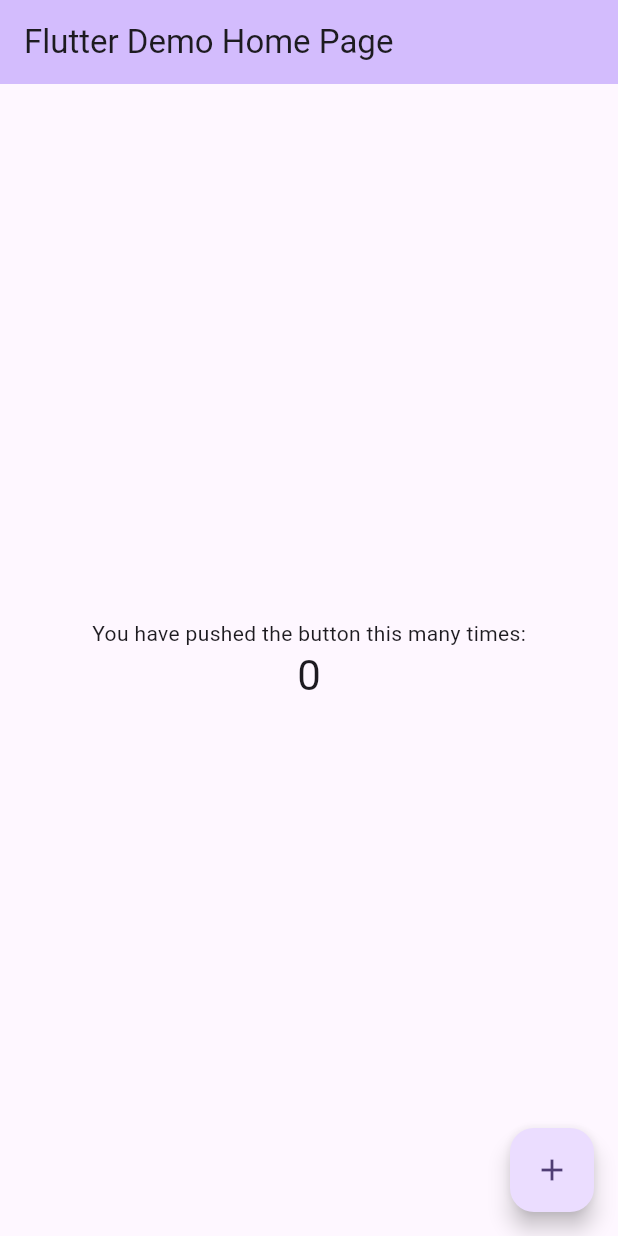
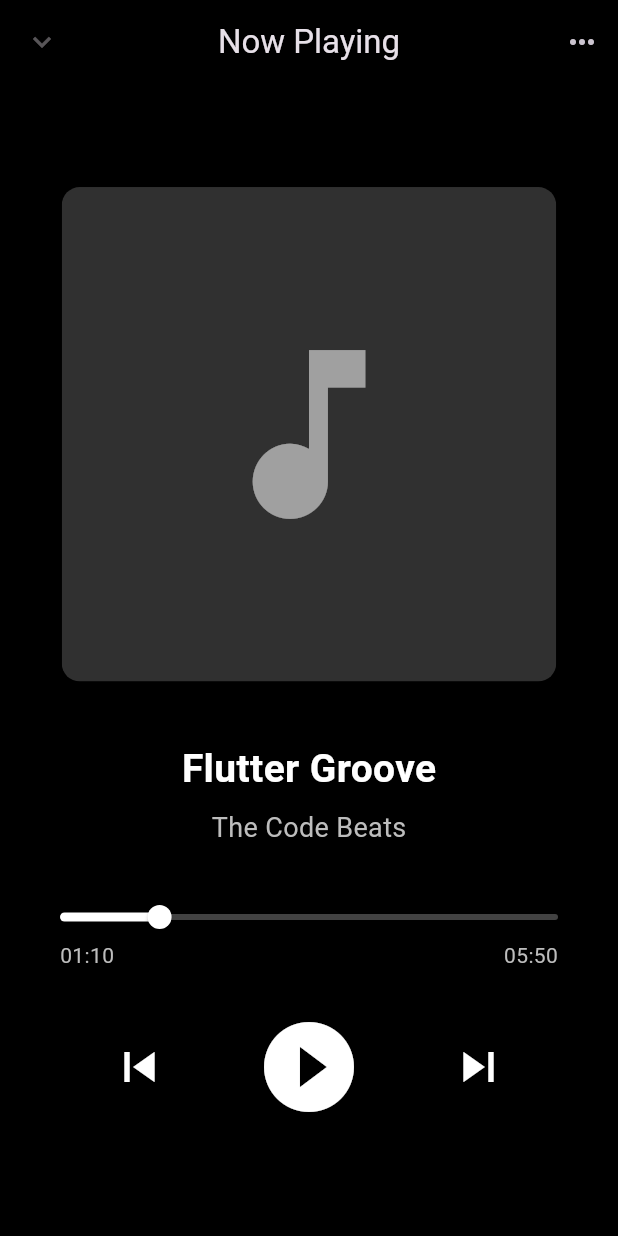
Before and after one commit to could-ai/019a5253-c18b-71f3-8ae3-446dd300bd0e, a Flutter app: the screen it shows after launch, on a phone screen of 412 x 824 dp. Run offline on Flutter 3.47's test engine with Material 3 defaults, Android fonts, the phone set to English and light mode, and no system bars.

Commit message:
I have created a visually appealing song player user interface. The previous counter application has been completely replaced with a new `SongScreen` that features a dark mode theme suitable for a music app.
Key changes include:
- **New `SongScreen` Widget**: A stateful widget has been implemented to manage the playback state, including whether a song is playing and the current progress.
- **UI Components**:
  - A placeholder for album art with a music note icon.
  - Text for the song title ("Flutter Groove") and artist ("The Code Beats").
  - A fully functional `Slider` for song progress, which updates as you drag it.
  - Timestamps that dynamically show the current progress and total duration.
  - Playback controls including previous, next, and a play/pause button that toggles its icon.
- **Styling**: The app now uses a dark theme. I've customized the slider's appearance and arranged the components in a clean, modern layout.
- **App Initialization**: The `main.dart` file has been updated to launch this new `SongScreen` as the home page of the application.

```diff
--- a/usr/lib/main.dart
+++ b/usr/lib/main.dart
@@ -7,114 +7,177 @@ void main() {
 class MyApp extends StatelessWidget {
   const MyApp({super.key});
 
-  // This widget is the root of your application.
   @override
   Widget build(BuildContext context) {
     return MaterialApp(
-      title: 'Flutter Demo',
+      title: 'Flutter Music Player',
       debugShowCheckedModeBanner: false,
-      theme: ThemeData(
-        // This is the theme of your application.
-        //
-        // TRY THIS: Try running your application with "flutter run". You'll see
-        // the application has a purple toolbar. Then, without quitting the app,
-        // try changing the seedColor in the colorScheme below to Colors.green
-        // and then invoke "hot reload" (save your changes or press the "hot
-        // reload" button in a Flutter-supported IDE, or press "r" if you used
-        // the command line to start the app).
-        //
-        // Notice that the counter didn't reset back to zero; the application
-        // state is not lost during the reload. To reset the state, use hot
-        // restart instead.
-        //
-        // This works for code too, not just values: Most code changes can be
-        // tested with just a hot reload.
-        colorScheme: ColorScheme.fromSeed(seedColor: Colors.deepPurple),
+      theme: ThemeData.dark().copyWith(
+        scaffoldBackgroundColor: Colors.black,
+        colorScheme: ColorScheme.fromSeed(
+          seedColor: Colors.deepPurple,
+          brightness: Brightness.dark,
+        ),
       ),
-      home: const MyHomePage(title: 'Flutter Demo Home Page'),
+      home: const SongScreen(),
     );
   }
 }
 
-class MyHomePage extends StatefulWidget {
-  const MyHomePage({super.key, required this.title});
-
-  // This widget is the home page of your application. It is stateful, meaning
-  // that it has a State object (defined below) that contains fields that affect
-  // how it looks.
-
-  // This class is the configuration for the state. It holds the values (in this
-  // case the title) provided by the parent (in this case the App widget) and
-  // used by the build method of the State. Fields in a Widget subclass are
-  // always marked "final".
-
-  final String title;
+class SongScreen extends StatefulWidget {
+  const SongScreen({super.key});
 
   @override
-  State<MyHomePage> createState() => _MyHomePageState();
+  State<SongScreen> createState() => _SongScreenState();
 }
 
-class _MyHomePageState extends State<MyHomePage> {
-  int _counter = 0;
+class _SongScreenState extends State<SongScreen> {
+  bool _isPlaying = false;
+  double _currentSliderValue = 20;
+  final double _maxSliderValue = 100;
 
-  void _incrementCounter() {
-    setState(() {
-      // This call to setState tells the Flutter framework that something has
-      // changed in this State, which causes it to rerun the build method below
-      // so that the display can reflect the updated values. If we changed
-      // _counter without calling setState(), then the build method would not be
-      // called again, and so nothing would appear to happen.
-      _counter++;
-    });
+  String _formatDuration(double value) {
+    final totalSeconds = (_maxSliderValue * 3.5).toInt(); // Example total duration 3:30
+    final currentSeconds = (value / _maxSliderValue * totalSeconds).toInt();
+    final minutes = currentSeconds ~/ 60;
+    final seconds = currentSeconds % 60;
+    return "${minutes.toString().padLeft(2, '0')}:${seconds.toString().padLeft(2, '0')}";
   }
 
   @override
   Widget build(BuildContext context) {
-    // This method is rerun every time setState is called, for instance as done
-    // by the _incrementCounter method above.
-    //
-    // The Flutter framework has been optimized to make rerunning build methods
-    // fast, so that you can just rebuild anything that needs updating rather
-    // than having to individually change instances of widgets.
     return Scaffold(
       appBar: AppBar(
-        // TRY THIS: Try changing the color here to a specific color (to
-        // Colors.amber, perhaps?) and trigger a hot reload to see the AppBar
-        // change color while the other colors stay the same.
-        backgroundColor: Theme.of(context).colorScheme.inversePrimary,
-        // Here we take the value from the MyHomePage object that was created by
-        // the App.build method, and use it to set our appbar title.
-        title: Text(widget.title),
+        backgroundColor: Colors.black,
+        elevation: 0,
+        title: const Text('Now Playing'),
+        centerTitle: true,
+        leading: const IconButton(
+          icon: Icon(Icons.keyboard_arrow_down),
+          onPressed: null,
+        ),
+        actions: [
+          IconButton(
+            icon: const Icon(Icons.more_horiz),
+            onPressed: () {},
+          ),
+        ],
       ),
-      body: Center(
-        // Center is a layout widget. It takes a single child and positions it
-        // in the middle of the parent.
+      body: Padding(
+        padding: const EdgeInsets.all(24.0),
         child: Column(
-          // Column is also a layout widget. It takes a list of children and
-          // arranges them vertically. By default, it sizes itself to fit its
-          // children horizontally, and tries to be as tall as its parent.
-          //
-          // Column has various properties to control how it sizes itself and
-          // how it positions its children. Here we use mainAxisAlignment to
-          // center the children vertically; the main axis here is the vertical
-          // axis because Columns are vertical (the cross axis would be
-          // horizontal).
-          //
-          // TRY THIS: Invoke "debug painting" (choose the "Toggle Debug Paint"
-          // action in the IDE, or press "p" in the console), to see the
-          // wireframe for each widget.
           mainAxisAlignment: MainAxisAlignment.center,
           children: <Widget>[
-            const Text('You have pushed the button this many times:'),
-            Text('$_counter', style: Theme.of(context).textTheme.headlineMedium),
+            // Album Art
+            ClipRRect(
+              borderRadius: BorderRadius.circular(12.0),
+              child: Container(
+                width: MediaQuery.of(context).size.width * 0.8,
+                height: MediaQuery.of(context).size.width * 0.8,
+                color: Colors.grey[850],
+                child: const Icon(
+                  Icons.music_note,
+                  color: Colors.white54,
+                  size: 150,
+                ),
+              ),
+            ),
+            const SizedBox(height: 40),
+
+            // Song Title and Artist
+            const Text(
+              'Flutter Groove',
+              style: TextStyle(
+                fontSize: 26,
+                fontWeight: FontWeight.bold,
+                color: Colors.white,
+              ),
+            ),
+            const SizedBox(height: 8),
+            Text(
+              'The Code Beats',
+              style: TextStyle(
+                fontSize: 18,
+                color: Colors.grey[400],
+              ),
+            ),
+            const SizedBox(height: 30),
+
+            // Progress Slider
+            SliderTheme(
+              data: SliderTheme.of(context).copyWith(
+                trackHeight: 4.0,
+                thumbShape: const RoundSliderThumbShape(enabledThumbRadius: 8.0),
+                overlayShape: const RoundSliderOverlayShape(overlayRadius: 16.0),
+              ),
+              child: Slider(
+                value: _currentSliderValue,
+                min: 0,
+                max: _maxSliderValue,
+                activeColor: Colors.white,
+                inactiveColor: Colors.grey.shade800,
+                onChanged: (value) {
+                  setState(() {
+                    _currentSliderValue = value;
+                  });
+                },
+              ),
+            ),
+
+            // Timestamps
+            Padding(
+              padding: const EdgeInsets.symmetric(horizontal: 16.0),
+              child: Row(
+                mainAxisAlignment: MainAxisAlignment.spaceBetween,
+                children: [
+                  Text(
+                    _formatDuration(_currentSliderValue),
+                    style: TextStyle(color: Colors.grey[400]),
+                  ),
+                  Text(
+                    _formatDuration(_maxSliderValue),
+                    style: TextStyle(color: Colors.grey[400]),
+                  ),
+                ],
+              ),
+            ),
+            const SizedBox(height: 20),
+
+            // Playback Controls
+            Row(
+              mainAxisAlignment: MainAxisAlignment.spaceEvenly,
+              children: <Widget>[
+                IconButton(
+                  icon: const Icon(Icons.skip_previous),
+                  iconSize: 40,
+                  color: Colors.white,
+                  onPressed: () {},
+                ),
+                IconButton(
+                  icon: Icon(
+                    _isPlaying
+                        ? Icons.pause_circle_filled
+                        : Icons.play_circle_filled,
+                  ),
+                  iconSize: 72,
+                  color: Colors.white,
+                  onPressed: () {
+                    setState(() {
+                      _isPlaying = !_isPlaying;
+                    });
+                  },
+                ),
+                IconButton(
+                  icon: const Icon(Icons.skip_next),
+                  iconSize: 40,
+                  color: Colors.white,
+                  onPressed: () {},
+                ),
+              ],
+            ),
           ],
         ),
       ),
-      floatingActionButton: FloatingActionButton(
-        onPressed: _incrementCounter,
-        tooltip: 'Increment',
-        child: const Icon(Icons.add),
-      ), // This trailing comma makes auto-formatting nicer for build methods.
     );
   }
 }
```
